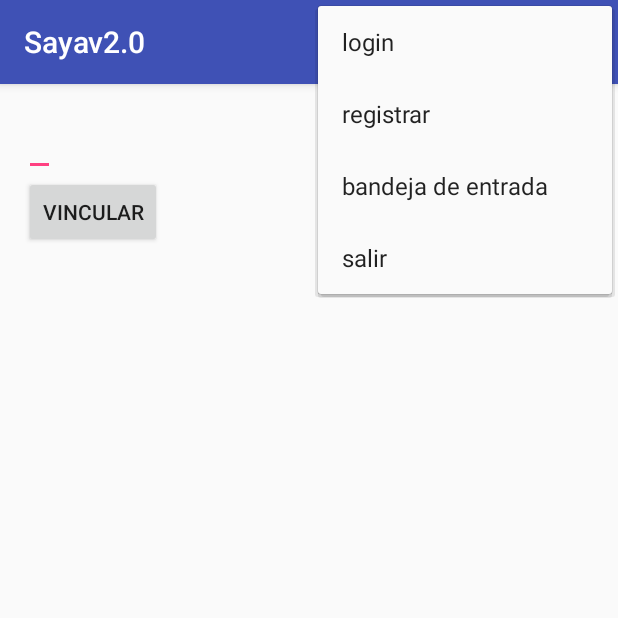
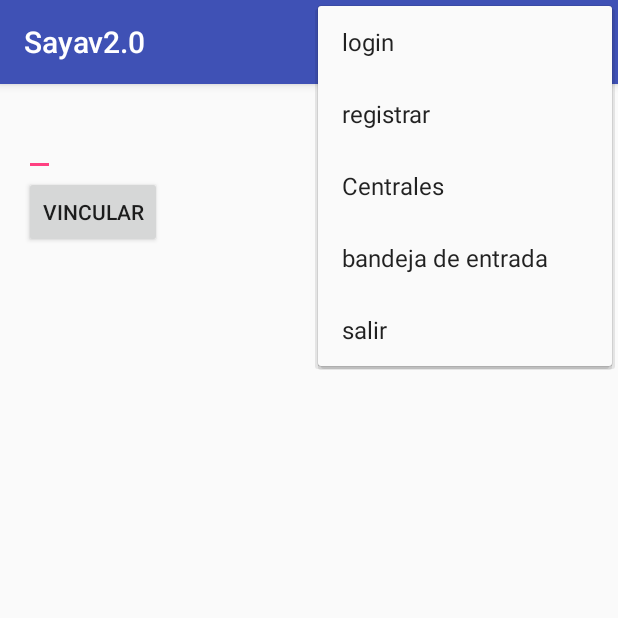
Before and after one commit to isaiasarza/SayavMovil_2.0, an Android app: the VincularActivity screen opened directly, with no data from a screen before it, with the options menu open, on a phone screen of 412 x 824 dp, the top half of it. Run offline under Robolectric (Android 15) with nearby library versions, the phone set to English and light mode, and no system bars; 2 statements that could not run were skipped.

Commit message:
Funcionando: - Persistencia de Central.
Errores:
- Listado de Central.

Pendiente:
- Dialogo para agregar central.

```diff
--- a/app/build.gradle
+++ b/app/build.gradle
@@ -29,6 +29,7 @@ android {
 
 dependencies {
     implementation 'com.google.firebase:firebase-messaging:11.0.4'
+    implementation "androidx.constraintlayout:constraintlayout:1.1.3"
    // implementation 'org.jetbrains.kotlin:kotlin-stdlib:1.1.3-2'
    // implementation 'org.jetbrains.kotlin:kotlin-stdlib-jdk7:1.1.3-2'
 
--- a/app/src/main/AndroidManifest.xml
+++ b/app/src/main/AndroidManifest.xml
@@ -33,7 +33,7 @@
         <activity
             android:name=".BandejaEntrada">
         </activity>
-
+        <activity android:name=".CentralesActivity"></activity>
 
 
 
--- a/app/src/main/java/com/sayav/desarrollo/sayav20/VincularActivity.java
+++ b/app/src/main/java/com/sayav/desarrollo/sayav20/VincularActivity.java
@@ -15,7 +15,11 @@ import android.widget.EditText;
 import android.widget.TextView;
 import android.widget.Toast;
 
+import androidx.lifecycle.ViewModelProviders;
+
 import com.google.firebase.iid.FirebaseInstanceId;
+import com.sayav.desarrollo.sayav20.central.Central;
+import com.sayav.desarrollo.sayav20.central.CentralViewModel;
 
 import java.io.IOException;
 import java.util.concurrent.ExecutionException;
@@ -39,11 +43,14 @@ public class VincularActivity extends MenuActivity {
     private String token;
     private String phoneNumber;
     private MyFirebaseIDService firebase;
+    private CentralViewModel centralViewModel;
 
     @Override
     protected void onCreate(Bundle savedInstanceState) {
         super.onCreate(savedInstanceState);
         setContentView(R.layout.activity_main);
+        centralViewModel = ViewModelProviders.of(this).get(CentralViewModel.class);
+
         firebase = new MyFirebaseIDService(this);
         button = (Button) findViewById(R.id.guardarToken);
         button.setOnClickListener(new View.OnClickListener() {
@@ -74,6 +81,7 @@ public class VincularActivity extends MenuActivity {
     }
 
     public void vincular() {
+        centralViewModel.insert(new Central("isaunp.ddns.net",20000));
         SharedPreferences sharedPreferences = getSharedPreferences("datos", MODE_PRIVATE);
 
         textView = (EditText) findViewById(R.id.dominioCampo);
--- a/app/src/main/res/menu/main.xml
+++ b/app/src/main/res/menu/main.xml
@@ -13,6 +13,10 @@
         android:title="@string/Registration"/>
 
     <item
+        android:id="@+id/centralesItem"
+        android:title="@string/Centrales"/>
+
+    <item
         android:id="@+id/BandejaEItem"
         android:title="@string/BandejaE"/>
 
--- a/app/src/main/res/values/strings.xml
+++ b/app/src/main/res/values/strings.xml
@@ -27,4 +27,6 @@
     <string name="Salir">salir</string>
     <string name="sesion">sesion</string>
     <string name="isRegister">isRegister</string>
+    <string name="empty_not_saved">No persistida</string>
+    <string name="Centrales">Centrales</string>
 </resources>
```
Also changed, not shown: app/src/main/java/com/sayav/desarrollo/sayav20/MenuActivity.java (+6 -2 lines), app/src/main/res/layout/activity_bandeja.xml (+3 -4 lines), app/src/main/res/values/styles.xml (+11 -1 lines).
